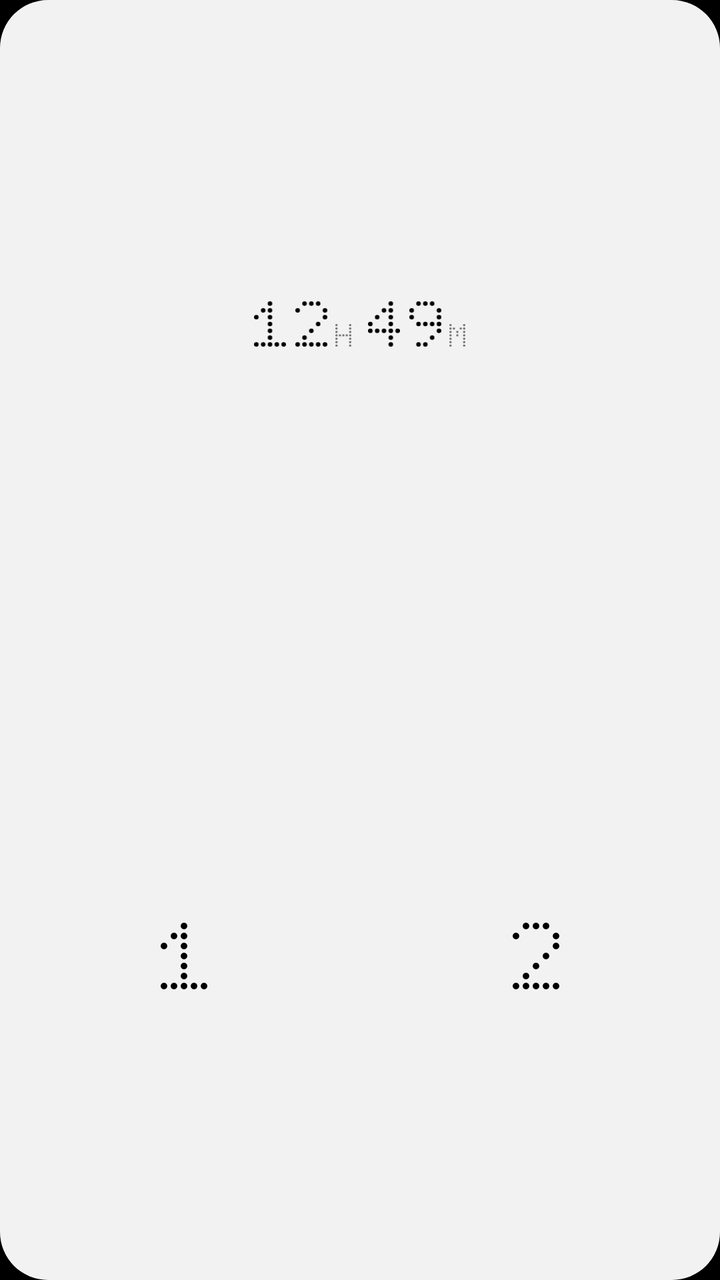
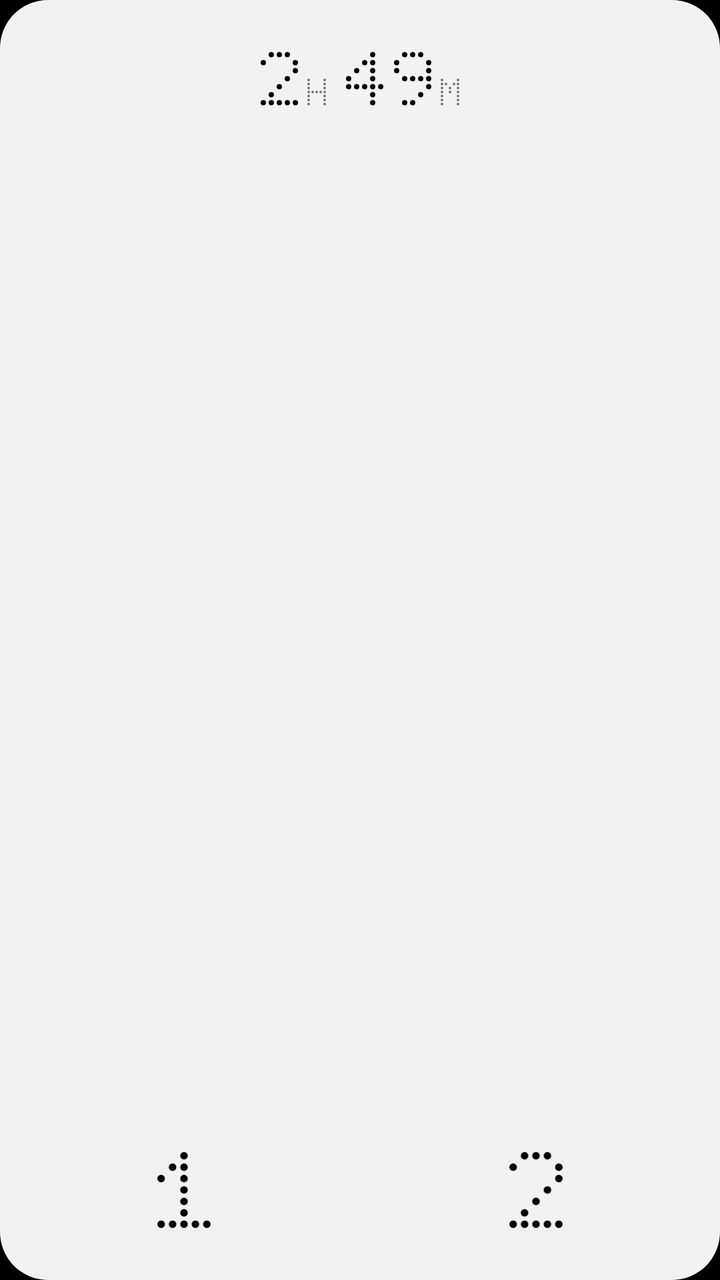

The first picture is an Android layout as it rendered before a commit; the second is the same layout after the commit. The layout source and the unified diff follow.
<!-- AndroidManifest.xml: application theme Theme.Doppler -->
<!-- res/layout/widget_square.xml -->
<?xml version="1.0" encoding="utf-8"?>
<FrameLayout xmlns:android="http://schemas.android.com/apk/res/android"
    android:id="@android:id/background"
    android:layout_width="match_parent"
    android:layout_height="match_parent"
    android:background="@drawable/widget_bg">
    <LinearLayout android:id="@+id/idle" android:layout_width="match_parent" android:layout_height="match_parent"
        android:orientation="vertical" android:padding="4dp">
        <FrameLayout android:id="@+id/time" android:layout_width="match_parent" android:layout_height="0dp" android:layout_weight="1"
            android:background="@drawable/widget_press" android:contentDescription="Screen time">
            <LinearLayout android:id="@+id/clock" android:layout_width="wrap_content" android:layout_height="wrap_content" android:layout_gravity="center"
                android:orientation="horizontal" android:baselineAligned="false" android:importantForAccessibility="no">
                <LinearLayout android:id="@+id/hours" android:layout_width="wrap_content" android:layout_height="wrap_content"
                    android:orientation="horizontal" android:baselineAligned="false">
                    <ImageView android:id="@+id/h1" android:layout_width="15.84dp" android:layout_height="22.64dp"
                        android:layout_marginEnd="4.56dp" android:src="@drawable/dots_1" android:tint="@color/widget_fg" />
                    <ImageView android:id="@+id/h2" android:layout_width="15.84dp" android:layout_height="22.64dp"
                        android:src="@drawable/dots_2" android:tint="@color/widget_fg" />
                    <ImageView android:id="@+id/hletter" android:layout_width="7.92dp" android:layout_height="11.32dp" android:layout_gravity="bottom"
                        android:layout_marginStart="3.9dp" android:layout_marginEnd="8.4dp"
                        android:src="@drawable/dots_h" android:tint="@color/widget_dim" />
                </LinearLayout>
                <ImageView android:id="@+id/m1" android:layout_width="15.84dp" android:layout_height="22.64dp"
                    android:layout_marginEnd="4.56dp" android:src="@drawable/dots_4" android:tint="@color/widget_fg" />
                <ImageView android:id="@+id/m2" android:layout_width="15.84dp" android:layout_height="22.64dp"
                    android:src="@drawable/dots_9" android:tint="@color/widget_fg" />
                <ImageView android:id="@+id/mletter" android:layout_width="7.92dp" android:layout_height="11.32dp" android:layout_gravity="bottom"
                    android:layout_marginStart="3.9dp" android:src="@drawable/dots_m" android:tint="@color/widget_dim" />
            </LinearLayout>
        </FrameLayout>
        <LinearLayout android:layout_width="match_parent" android:layout_height="0dp" android:layout_weight="1"
            android:orientation="horizontal">
            <FrameLayout android:id="@+id/slot1" android:layout_width="0dp" android:layout_height="match_parent" android:layout_weight="1"
                android:background="@drawable/widget_press" android:contentDescription="Play 1">
                <ImageView android:layout_width="23.3dp" android:layout_height="33.3dp" android:layout_gravity="center"
                    android:src="@drawable/dots_1" android:tint="@color/widget_fg" android:importantForAccessibility="no" />
            </FrameLayout>
            <FrameLayout android:id="@+id/slot2" android:layout_width="0dp" android:layout_height="match_parent" android:layout_weight="1"
                android:background="@drawable/widget_press" android:contentDescription="Play 2">
                <ImageView android:layout_width="23.3dp" android:layout_height="33.3dp" android:layout_gravity="center"
                    android:src="@drawable/dots_2" android:tint="@color/widget_fg" android:importantForAccessibility="no" />
            </FrameLayout>
        </LinearLayout>
    </LinearLayout>
    <FrameLayout android:id="@+id/live" android:layout_width="match_parent" android:layout_height="match_parent" android:visibility="gone">
        <LinearLayout android:layout_width="match_parent" android:layout_height="match_parent" android:orientation="vertical" android:padding="14dp">
            <ImageView android:id="@+id/cover" android:layout_width="72dp" android:layout_height="72dp"
                android:scaleType="centerCrop" android:src="@drawable/widget_cover" android:importantForAccessibility="no" />
            <TextView android:id="@+id/title" android:layout_width="match_parent" android:layout_height="0dp" android:layout_weight="1"
                android:layout_marginTop="8dp" android:gravity="bottom|start"
                android:textSize="17sp" android:textColor="@color/widget_fg" android:fontFamily="@font/space_grotesk"
                android:maxLines="5" android:ellipsize="end" android:lineSpacingMultiplier="0.95" android:includeFontPadding="false"
                android:autoSizeTextType="uniform" android:autoSizeMinTextSize="9sp" android:autoSizeMaxTextSize="17sp"
                android:autoSizeStepGranularity="1sp" />
            <TextView android:id="@+id/artist" android:layout_width="match_parent" android:layout_height="17dp"
                android:layout_marginTop="2dp" android:gravity="top|start"
                android:textSize="12sp" android:textColor="@color/widget_dim" android:fontFamily="@font/space_grotesk"
                android:maxLines="1" android:ellipsize="end" android:includeFontPadding="false"
                android:autoSizeTextType="uniform" android:autoSizeMinTextSize="9sp" android:autoSizeMaxTextSize="12sp"
                android:autoSizeStepGranularity="0.5sp" />
        </LinearLayout>
        <LinearLayout android:layout_width="match_parent" android:layout_height="match_parent" android:orientation="horizontal"
            android:padding="4dp">
            <FrameLayout android:id="@+id/prev" android:layout_width="0dp" android:layout_height="match_parent" android:layout_weight="3"
                android:background="@drawable/widget_press" android:contentDescription="Back" />
            <FrameLayout android:id="@+id/pause" android:layout_width="0dp" android:layout_height="match_parent" android:layout_weight="4"
                android:background="@drawable/widget_press" android:contentDescription="Pause" />
            <FrameLayout android:id="@+id/next" android:layout_width="0dp" android:layout_height="match_parent" android:layout_weight="3"
                android:background="@drawable/widget_press" android:contentDescription="Skip" />
        </LinearLayout>
        <FrameLayout android:id="@+id/open" android:layout_width="44dp" android:layout_height="44dp" android:layout_gravity="top|end"
            android:layout_margin="4dp" android:background="@drawable/widget_press" android:contentDescription="Open playlist">
            <ImageView android:id="@+id/lit" android:layout_width="9.32dp" android:layout_height="13.32dp" android:layout_gravity="top|end"
                android:layout_marginTop="10dp" android:layout_marginEnd="10dp"
                android:src="@drawable/dots_1" android:tint="@color/nothing_red" android:importantForAccessibility="no" />
        </FrameLayout>
    </FrameLayout>
</FrameLayout>
<!-- resources referenced by this layout -->
<resources>
  <color name="nothing_red">#FFD71921</color>
  <color name="widget_dim">#8C000000</color>
  <color name="widget_fg">#FF000000</color>
  <!-- drawable dots_1 (drawable) -->
  <?xml version="1.0" encoding="utf-8"?>
  <vector xmlns:android="http://schemas.android.com/apk/res/android"
      android:width="23.30dp" android:height="33.30dp"
      android:viewportWidth="46.60" android:viewportHeight="66.60">
      <path android:fillColor="#FFFFFFFF" android:pathData="M20.00,3.30a3.30,3.30 0 1,0 6.60,0a3.30,3.30 0 1,0 -6.60,0M10.00,13.30a3.30,3.30 0 1,0 6.60,0a3.30,3.30 0 1,0 -6.60,0M20.00,13.30a3.30,3.30 0 1,0 6.60,0a3.30,3.30 0 1,0 -6.60,0M0.00,23.30a3.30,3.30 0 1,0 6.60,0a3.30,3.30 0 1,0 -6.60,0M20.00,23.30a3.30,3.30 0 1,0 6.60,0a3.30,3.30 0 1,0 -6.60,0M20.00,33.30a3.30,3.30 0 1,0 6.60,0a3.30,3.30 0 1,0 -6.60,0M20.00,43.30a3.30,3.30 0 1,0 6.60,0a3.30,3.30 0 1,0 -6.60,0M20.00,53.30a3.30,3.30 0 1,0 6.60,0a3.30,3.30 0 1,0 -6.60,0M0.00,63.30a3.30,3.30 0 1,0 6.60,0a3.30,3.30 0 1,0 -6.60,0M10.00,63.30a3.30,3.30 0 1,0 6.60,0a3.30,3.30 0 1,0 -6.60,0M20.00,63.30a3.30,3.30 0 1,0 6.60,0a3.30,3.30 0 1,0 -6.60,0M30.00,63.30a3.30,3.30 0 1,0 6.60,0a3.30,3.30 0 1,0 -6.60,0M40.00,63.30a3.30,3.30 0 1,0 6.60,0a3.30,3.30 0 1,0 -6.60,0" />
  </vector>
  <!-- drawable dots_2 (drawable) -->
  <?xml version="1.0" encoding="utf-8"?>
  <vector xmlns:android="http://schemas.android.com/apk/res/android"
      android:width="23.30dp" android:height="33.30dp"
      android:viewportWidth="46.60" android:viewportHeight="66.60">
      <path android:fillColor="#FFFFFFFF" android:pathData="M10.00,3.30a3.30,3.30 0 1,0 6.60,0a3.30,3.30 0 1,0 -6.60,0M20.00,3.30a3.30,3.30 0 1,0 6.60,0a3.30,3.30 0 1,0 -6.60,0M30.00,3.30a3.30,3.30 0 1,0 6.60,0a3.30,3.30 0 1,0 -6.60,0M0.00,13.30a3.30,3.30 0 1,0 6.60,0a3.30,3.30 0 1,0 -6.60,0M40.00,13.30a3.30,3.30 0 1,0 6.60,0a3.30,3.30 0 1,0 -6.60,0M40.00,23.30a3.30,3.30 0 1,0 6.60,0a3.30,3.30 0 1,0 -6.60,0M30.00,33.30a3.30,3.30 0 1,0 6.60,0a3.30,3.30 0 1,0 -6.60,0M20.00,43.30a3.30,3.30 0 1,0 6.60,0a3.30,3.30 0 1,0 -6.60,0M10.00,53.30a3.30,3.30 0 1,0 6.60,0a3.30,3.30 0 1,0 -6.60,0M0.00,63.30a3.30,3.30 0 1,0 6.60,0a3.30,3.30 0 1,0 -6.60,0M10.00,63.30a3.30,3.30 0 1,0 6.60,0a3.30,3.30 0 1,0 -6.60,0M20.00,63.30a3.30,3.30 0 1,0 6.60,0a3.30,3.30 0 1,0 -6.60,0M30.00,63.30a3.30,3.30 0 1,0 6.60,0a3.30,3.30 0 1,0 -6.60,0M40.00,63.30a3.30,3.30 0 1,0 6.60,0a3.30,3.30 0 1,0 -6.60,0" />
  </vector>
  <!-- drawable widget_bg (drawable) -->
  <?xml version="1.0" encoding="utf-8"?>
  <shape xmlns:android="http://schemas.android.com/apk/res/android" android:shape="rectangle">
      <solid android:color="@color/widget_bg" />
      <corners android:radius="24dp" />
  </shape>
  <!-- drawable widget_cover (drawable) -->
  <?xml version="1.0" encoding="utf-8"?>
  <shape xmlns:android="http://schemas.android.com/apk/res/android" android:shape="rectangle">
      <solid android:color="@color/widget_well" />
      <corners android:radius="14dp" />
  </shape>
  <!-- drawable widget_press (drawable) -->
  <?xml version="1.0" encoding="utf-8"?>
  <selector xmlns:android="http://schemas.android.com/apk/res/android">
      <item android:state_pressed="true"><shape android:shape="rectangle"><solid android:color="@color/widget_press" /><corners android:radius="20dp" /></shape></item>
      <item><shape android:shape="rectangle"><solid android:color="#00000000" /></shape></item>
  </selector>
  <style name="Theme.Doppler" parent="android:Theme.Material.NoActionBar">
          <item name="android:windowBackground">@android:color/black</item>
          <item name="android:statusBarColor">@android:color/transparent</item>
          <item name="android:navigationBarColor">@android:color/transparent</item>
          <item name="android:windowLightStatusBar">false</item>
      </style>
  <color name="widget_bg">#FFF2F2F2</color>
  <color name="widget_well">#FFE3E3E3</color>
  <color name="widget_press">#14000000</color>
  <!-- unchanged entries left out for length: 4 -->
</resources>

<!-- the commit's change to res/layout/widget_square.xml (unified diff, before → after) -->
@@ -8,36 +8,37 @@
         android:orientation="vertical" android:padding="4dp">
         <FrameLayout android:id="@+id/time" android:layout_width="match_parent" android:layout_height="0dp" android:layout_weight="1"
             android:background="@drawable/widget_press" android:contentDescription="Screen time">
-            <LinearLayout android:id="@+id/clock" android:layout_width="wrap_content" android:layout_height="wrap_content" android:layout_gravity="center"
+            <LinearLayout android:id="@+id/clock" android:layout_width="wrap_content" android:layout_height="wrap_content"
+                android:layout_gravity="top|center_horizontal" android:layout_marginTop="22dp"
                 android:orientation="horizontal" android:baselineAligned="false" android:importantForAccessibility="no">
                 <LinearLayout android:id="@+id/hours" android:layout_width="wrap_content" android:layout_height="wrap_content"
                     android:orientation="horizontal" android:baselineAligned="false">
-                    <ImageView android:id="@+id/h1" android:layout_width="15.84dp" android:layout_height="22.64dp"
-                        android:layout_marginEnd="4.56dp" android:src="@drawable/dots_1" android:tint="@color/widget_fg" />
-                    <ImageView android:id="@+id/h2" android:layout_width="15.84dp" android:layout_height="22.64dp"
+                    <ImageView android:id="@+id/h1" android:layout_width="18.64dp" android:layout_height="26.64dp" android:visibility="gone"
+                        android:layout_marginEnd="5.36dp" android:src="@drawable/dots_1" android:tint="@color/widget_fg" />
+                    <ImageView android:id="@+id/h2" android:layout_width="18.64dp" android:layout_height="26.64dp"
                         android:src="@drawable/dots_2" android:tint="@color/widget_fg" />
-                    <ImageView android:id="@+id/hletter" android:layout_width="7.92dp" android:layout_height="11.32dp" android:layout_gravity="bottom"
-                        android:layout_marginStart="3.9dp" android:layout_marginEnd="8.4dp"
+                    <ImageView android:id="@+id/hletter" android:layout_width="9.32dp" android:layout_height="13.32dp" android:layout_gravity="bottom"
+                        android:layout_marginStart="4.6dp" android:layout_marginEnd="9.9dp"
                         android:src="@drawable/dots_h" android:tint="@color/widget_dim" />
                 </LinearLayout>
-                <ImageView android:id="@+id/m1" android:layout_width="15.84dp" android:layout_height="22.64dp"
-                    android:layout_marginEnd="4.56dp" android:src="@drawable/dots_4" android:tint="@color/widget_fg" />
-                <ImageView android:id="@+id/m2" android:layout_width="15.84dp" android:layout_height="22.64dp"
+                <ImageView android:id="@+id/m1" android:layout_width="18.64dp" android:layout_height="26.64dp"
+                    android:layout_marginEnd="5.36dp" android:src="@drawable/dots_4" android:tint="@color/widget_fg" />
+                <ImageView android:id="@+id/m2" android:layout_width="18.64dp" android:layout_height="26.64dp"
                     android:src="@drawable/dots_9" android:tint="@color/widget_fg" />
-                <ImageView android:id="@+id/mletter" android:layout_width="7.92dp" android:layout_height="11.32dp" android:layout_gravity="bottom"
-                    android:layout_marginStart="3.9dp" android:src="@drawable/dots_m" android:tint="@color/widget_dim" />
+                <ImageView android:id="@+id/mletter" android:layout_width="9.32dp" android:layout_height="13.32dp" android:layout_gravity="bottom"
+                    android:layout_marginStart="4.6dp" android:src="@drawable/dots_m" android:tint="@color/widget_dim" />
             </LinearLayout>
         </FrameLayout>
         <LinearLayout android:layout_width="match_parent" android:layout_height="0dp" android:layout_weight="1"
             android:orientation="horizontal">
             <FrameLayout android:id="@+id/slot1" android:layout_width="0dp" android:layout_height="match_parent" android:layout_weight="1"
                 android:background="@drawable/widget_press" android:contentDescription="Play 1">
-                <ImageView android:layout_width="23.3dp" android:layout_height="33.3dp" android:layout_gravity="center"
+                <ImageView android:layout_width="26.56dp" android:layout_height="37.96dp" android:layout_gravity="bottom|center_horizontal" android:layout_marginBottom="22dp"
                     android:src="@drawable/dots_1" android:tint="@color/widget_fg" android:importantForAccessibility="no" />
             </FrameLayout>
             <FrameLayout android:id="@+id/slot2" android:layout_width="0dp" android:layout_height="match_parent" android:layout_weight="1"
                 android:background="@drawable/widget_press" android:contentDescription="Play 2">
-                <ImageView android:layout_width="23.3dp" android:layout_height="33.3dp" android:layout_gravity="center"
+                <ImageView android:layout_width="26.56dp" android:layout_height="37.96dp" android:layout_gravity="bottom|center_horizontal" android:layout_marginBottom="22dp"
                     android:src="@drawable/dots_2" android:tint="@color/widget_fg" android:importantForAccessibility="no" />
             </FrameLayout>
         </LinearLayout>
